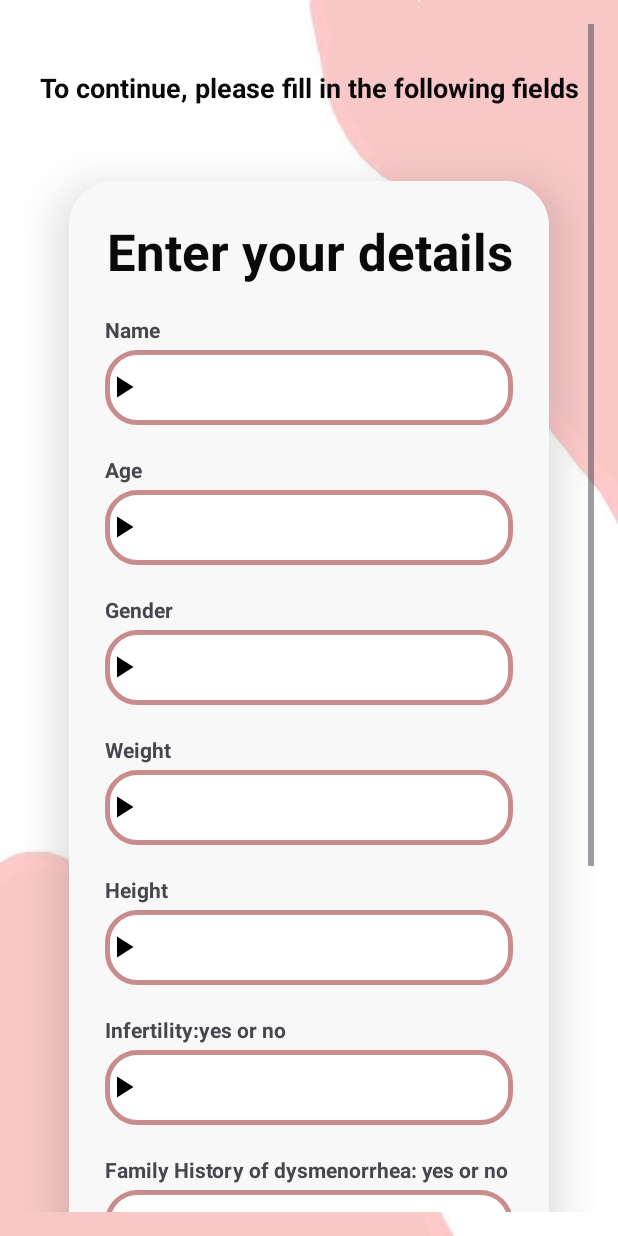
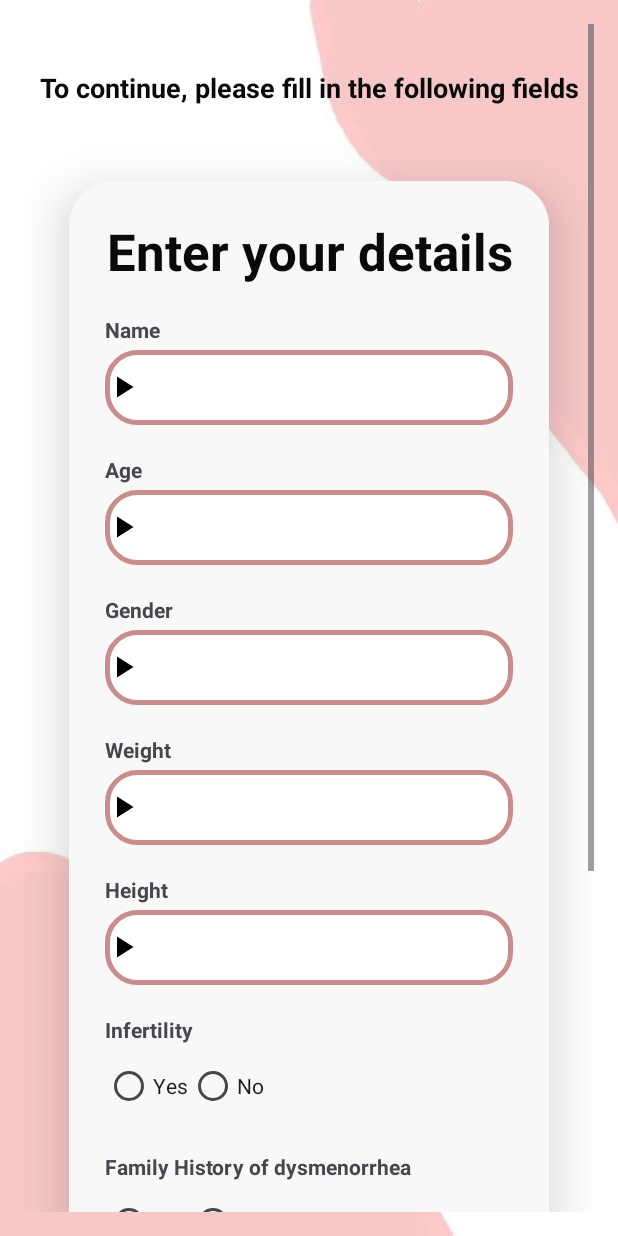
Before and after one commit to anaisabel112/DysmenorrheaApp, an Android app: the MaininformationActivity screen opened directly, with no data from a screen before it, on a phone screen of 412 x 824 dp. Run offline under Robolectric (Android 15) with nearby library versions, the phone set to English and light mode, and no system bars.

Commit message:
cambiar a chekbox

```diff
--- a/app/src/main/java/com/example/login/MaininformationActivity.java
+++ b/app/src/main/java/com/example/login/MaininformationActivity.java
@@ -6,6 +6,8 @@ import android.os.Bundle;
 import android.util.Log;
 import android.widget.Button;
 import android.widget.EditText;
+import android.widget.RadioButton;
+import android.widget.RadioGroup;
 import android.widget.Toast;
 
 import androidx.appcompat.app.AppCompatActivity;
@@ -22,39 +24,61 @@ import java.util.Scanner;
 
 public class MaininformationActivity extends AppCompatActivity {
     // Declare UI components and variables
-    private EditText editName, editAge, editGender, editWeight, editHeight,
-            editInfertility, editFamilyHistory, editAgeAtMenarche, editNulliparity;
+    private EditText editName, editAge, editGender, editWeight, editHeight,editAgeAtMenarche;
+
+    private RadioGroup radioGroupInfertility, radioGroupFamilyHistory, radioGroupNulliparity;
+
+
     private Button btnContinue4;
     private String dni;
 
     @Override
     protected void onCreate(Bundle savedInstanceState) {
         super.onCreate(savedInstanceState);
+        Log.d("MaininformationActivity", "onCreate called");
         AppCompatDelegate.setDefaultNightMode(AppCompatDelegate.MODE_NIGHT_NO);// Force light mode, for color problem
         setContentView(R.layout.maininformation);
 
         // Connect the UI elements to their respective fields in the layout
         editName = findViewById(R.id.editName);
+        if (editName == null) {
+            Log.e("MaininformationActivity", "editTextName is null");
+        }
         editAge = findViewById(R.id.editAge);
+        if (editAge == null) {
+            Log.e("MaininformationActivity", "editTextAge is null");
+        }
         editGender = findViewById(R.id.editGender);
+        if (editGender == null) {
+            Log.e("MaininformationActivity", "editGender is null");
+        }
         editWeight = findViewById(R.id.editWeight);
+        if (editWeight == null) {
+            Log.e("MaininformationActivity", "editWeight is null");
+        }
         editHeight = findViewById(R.id.editHeight);
-        editInfertility = findViewById(R.id.editInfertility);
-        editFamilyHistory = findViewById(R.id.editFamilyHistory);
+        if (editHeight == null) {
+            Log.e("MaininformationActivity", "editTHeight is null");
+        }
+        radioGroupInfertility = findViewById(R.id.radioGroupInfertility);
+        radioGroupFamilyHistory = findViewById(R.id.radioGroupFamilyHistory);
         editAgeAtMenarche = findViewById(R.id.editAgeAtMenarche);
-        editNulliparity = findViewById(R.id.editNulliparity);
+        radioGroupNulliparity = findViewById(R.id.radioGroupNulliparity);
         btnContinue4 = findViewById(R.id.btnContinue4);
 
         // Get the 'dni' passed from the previous activity
         dni = getIntent().getStringExtra("dni");
+
 
         // Load any existing user data from the file
         loadUserData();
 
         // Set the action for the continue button
         btnContinue4.setOnClickListener(v -> {
+
             // Validate input fields before saving
             if (validateFields()) {
+
                 saveUserData(); // Save the data if all fields are valid
                 // Navigate to the next activity
                 Intent intent = new Intent(MaininformationActivity.this, MainButtonsActivity.class);
@@ -79,10 +103,10 @@ public class MaininformationActivity extends AppCompatActivity {
                 !editGender.getText().toString().trim().isEmpty() &&
                 !editWeight.getText().toString().trim().isEmpty() &&
                 !editHeight.getText().toString().trim().isEmpty() &&
-                !editInfertility.getText().toString().trim().isEmpty() &&
-                !editFamilyHistory.getText().toString().trim().isEmpty() &&
+                radioGroupInfertility.getCheckedRadioButtonId() != -1 &&
+                radioGroupFamilyHistory.getCheckedRadioButtonId() != -1 &&
                 !editAgeAtMenarche.getText().toString().trim().isEmpty() &&
-                !editNulliparity.getText().toString().trim().isEmpty();
+                radioGroupNulliparity.getCheckedRadioButtonId() != -1;
     }
 
     /**
@@ -95,17 +119,19 @@ public class MaininformationActivity extends AppCompatActivity {
             File file = new File(getFilesDir(), dni + ".json");
             // Read the existing data if the file exists, otherwise create a new JSON object
             JSONObject userJson = file.exists() ? new JSONObject(readFile(file)) : new JSONObject();
-
+            String infertility = ((RadioButton) findViewById(radioGroupInfertility.getCheckedRadioButtonId())).getText().toString();
+            String familyHistory = ((RadioButton) findViewById(radioGroupFamilyHistory.getCheckedRadioButtonId())).getText().toString();
+            String nulliparity = ((RadioButton) findViewById(radioGroupNulliparity.getCheckedRadioButtonId())).getText().toString();
             // Add the user data to the JSON object
             userJson.put("name", editName.getText().toString().trim());
             userJson.put("age", editAge.getText().toString().trim());
             userJson.put("gender", editGender.getText().toString().trim());
             userJson.put("weight", editWeight.getText().toString().trim());
             userJson.put("height", editHeight.getText().toString().trim());
-            userJson.put("infertility", editInfertility.getText().toString().trim());
-            userJson.put("family_history", editFamilyHistory.getText().toString().trim());
+            userJson.put("infertility", infertility);
+            userJson.put("family_history", familyHistory);
             userJson.put("age_at_menarche", editAgeAtMenarche.getText().toString().trim());
-            userJson.put("nulliparity", editNulliparity.getText().toString().trim());
+            userJson.put("nulliparity", nulliparity);
 
             // Remove incorrect or outdated field names
             userJson.remove("family history");
@@ -157,6 +183,7 @@ public class MaininformationActivity extends AppCompatActivity {
      */
     private void loadUserData() {
         if (dni == null || dni.isEmpty()) {
+
             // Show an error message if the DNI is invalid
             Toast.makeText(this, getString(R.string.dninotfound), Toast.LENGTH_SHORT).show();
             return;
@@ -169,6 +196,8 @@ public class MaininformationActivity extends AppCompatActivity {
         if (file.exists()) {
             try {
                 JSONObject userJson = new JSONObject(readFile(file));
+                Log.d("MaininformationActivity", "Datos cargados del archivo: " + userJson.toString());
+
 
                 // Set the EditText fields with the loaded data
                 editName.setText(userJson.optString("name", ""));
@@ -176,10 +205,25 @@ public class MaininformationActivity extends AppCompatActivity {
                 editGender.setText(userJson.optString("gender", ""));
                 editWeight.setText(userJson.optString("weight", ""));
                 editHeight.setText(userJson.optString("height", ""));
-                editInfertility.setText(userJson.optString("infertility", ""));
-                editFamilyHistory.setText(userJson.optString("family_history", ""));
+                String infertility = userJson.optString("infertility", "");
+                if (infertility.equalsIgnoreCase("Yes")) {
+                    radioGroupInfertility.check(R.id.radioInfertilityYes);
+                } else if (infertility.equalsIgnoreCase("No")) {
+                    radioGroupInfertility.check(R.id.radioInfertilityNo);
+                }
+                String familyHistory = userJson.optString("family_history", "");
+                if (familyHistory.equalsIgnoreCase("Yes")) {
+                    radioGroupFamilyHistory.check(R.id.radioFamilyHistoryYes);
+                } else if (familyHistory.equalsIgnoreCase("No")) {
+                    radioGroupFamilyHistory.check(R.id.radioFamilyHistoryNo);
+                }
                 editAgeAtMenarche.setText(userJson.optString("age_at_menarche", ""));
-                editNulliparity.setText(userJson.optString("nulliparity", ""));
+                String nulliparity = userJson.optString("nulliparity", "");
+                if (nulliparity.equalsIgnoreCase("Yes")) {
+                    radioGroupNulliparity.check(R.id.radioNulliparityYes);
+                } else if (nulliparity.equalsIgnoreCase("No")) {
+                    radioGroupNulliparity.check(R.id.radioNulliparityNo);
+                }
 
                 Log.d("MaininformationActivity", "User data loaded successfully for DNI: " + dni);
             } catch (Exception e) {
--- a/app/src/main/res/layout/cycleinformation1.xml
+++ b/app/src/main/res/layout/cycleinformation1.xml
@@ -72,6 +72,7 @@
                     android:layout_height="50dp"
                     android:layout_marginTop="20dp"
                     android:background="@drawable/custom_edittext"
+                    android:inputType="date"
                     android:drawableLeft="@drawable/baseline_play_arrow_24"
                     android:drawablePadding="8dp"
                     android:ems="10"
--- a/app/src/main/res/layout/maininformation.xml
+++ b/app/src/main/res/layout/maininformation.xml
@@ -90,6 +90,7 @@
                     android:background="@drawable/custom_edittext"
                     android:drawableLeft="@drawable/baseline_play_arrow_24"
                     android:drawablePadding="8dp"
+                    android:inputType="number"
                     android:textColor="@color/black"
                     android:textColorHint="@color/cardview_dark_background" />
 
@@ -131,6 +132,7 @@
                     android:background="@drawable/custom_edittext"
                     android:drawableLeft="@drawable/baseline_play_arrow_24"
                     android:drawablePadding="8dp"
+                    android:inputType="number"
                     android:textColor="@color/black"
                     android:textColorHint="@color/cardview_dark_background" />
 
@@ -149,6 +151,7 @@
                     android:background="@drawable/custom_edittext"
                     android:drawableLeft="@drawable/baseline_play_arrow_24"
                     android:drawablePadding="8dp"
+                    android:inputType="number"
                     android:textColor="@color/black"
                     android:textColorHint="@color/cardview_dark_background" />
 
@@ -160,15 +163,23 @@
                     android:layout_marginTop="20dp"
                     android:layout_marginBottom="4dp"/>
 
-                <EditText
-                    android:id="@+id/editInfertility"
+                <RadioGroup
+                    android:id="@+id/radioGroupInfertility"
                     android:layout_width="match_parent"
-                    android:layout_height="50dp"
-                    android:background="@drawable/custom_edittext"
-                    android:drawableLeft="@drawable/baseline_play_arrow_24"
-                    android:drawablePadding="8dp"
-                    android:textColor="@color/black"
-                    android:textColorHint="@color/cardview_dark_background" />
+                    android:layout_height="wrap_content"
+                    android:orientation="horizontal">
+                    <RadioButton
+                        android:id="@+id/radioInfertilityYes"
+                        android:layout_width="wrap_content"
+                        android:layout_height="wrap_content"
+                        android:text="@string/Yes" />
+                    <RadioButton
+                        android:id="@+id/radioInfertilityNo"
+                        android:layout_width="wrap_content"
+                        android:layout_height="wrap_content"
+                        android:text="@string/No" />
+                </RadioGroup>
+
                 <TextView
                     android:layout_width="wrap_content"
                     android:layout_height="wrap_content"
@@ -177,15 +188,23 @@
                     android:layout_marginTop="20dp"
                     android:layout_marginBottom="4dp"/>
 
-                <EditText
-                    android:id="@+id/editFamilyHistory"
+                <RadioGroup
+                    android:id="@+id/radioGroupFamilyHistory"
                     android:layout_width="match_parent"
-                    android:layout_height="50dp"
-                    android:background="@drawable/custom_edittext"
-                    android:drawableLeft="@drawable/baseline_play_arrow_24"
-                    android:drawablePadding="8dp"
-                    android:textColor="@color/black"
-                    android:textColorHint="@color/cardview_dark_background" />
+                    android:layout_height="wrap_content"
+                    android:orientation="horizontal">
+                    <RadioButton
+                        android:id="@+id/radioFamilyHistoryYes"
+                        android:layout_width="wrap_content"
+                        android:layout_height="wrap_content"
+                        android:text="@string/Yes" />
+                    <RadioButton
+                        android:id="@+id/radioFamilyHistoryNo"
+                        android:layout_width="wrap_content"
+                        android:layout_height="wrap_content"
+                        android:text="@string/No" />
+                </RadioGroup>
+
                 <TextView
                     android:layout_width="wrap_content"
                     android:layout_height="wrap_content"
@@ -201,6 +220,7 @@
                     android:background="@drawable/custom_edittext"
                     android:drawableLeft="@drawable/baseline_play_arrow_24"
                     android:drawablePadding="8dp"
+                    android:inputType="number"
                     android:textColor="@color/black"
                     android:textColorHint="@color/cardview_dark_background" />
 
@@ -212,19 +232,24 @@
                     android:layout_marginTop="20dp"
                     android:layout_marginBottom="4dp"/>
 
-                <EditText
-                    android:id="@+id/editNulliparity"
+                <RadioGroup
+                    android:id="@+id/radioGroupNulliparity"
                     android:layout_width="match_parent"
-                    android:layout_height="50dp"
-                    android:background="@drawable/custom_edittext"
-                    android:drawableLeft="@drawable/baseline_play_arrow_24"
-                    android:drawablePadding="8dp"
-                    android:textColor="@color/black"
-                    android:textColorHint="@color/cardview_dark_background" />
+                    android:layout_height="wrap_content"
+                    android:orientation="horizontal">
+                    <RadioButton
+                        android:id="@+id/radioNulliparityYes"
+                        android:layout_width="wrap_content"
+                        android:layout_height="wrap_content"
+                        android:text="@string/Yes" />
+                    <RadioButton
+                        android:id="@+id/radioNulliparityNo"
+                        android:layout_width="wrap_content"
+                        android:layout_height="wrap_content"
+                        android:text="@string/No" />
+                </RadioGroup>
 
-                <!-- Repite lo mismo para los siguientes: Height, Infertility, Family History, Age at Menarche, Nulliparity -->
 
-                <!-- Botón -->
                 <Button
                     android:id="@+id/btnContinue4"
                     android:layout_width="match_parent"
--- a/app/src/main/res/values/strings.xml
+++ b/app/src/main/res/values/strings.xml
@@ -20,10 +20,10 @@
     <string name="gender">Gender</string>
     <string name="weight">Weight</string>
     <string name="height">Height</string>
-    <string name="infertility">Infertility:yes or no</string>
-    <string name="Familyhistoryofdysmenorrhea">Family History of dysmenorrhea: yes or no</string>
+    <string name="infertility">Infertility</string>
+    <string name="Familyhistoryofdysmenorrhea">Family History of dysmenorrhea</string>
     <string name="ageatmenarche">Age at menarche</string>
-    <string name="Nulliparity">Nulliparity: yes or no</string>
+    <string name="Nulliparity">Nulliparity</string>
     <string name="editinformation">Edit information</string>
     <string name="addmenstrualcycle">Add Menstrual Cycle</string>
     <string name="menstrualcycles">Menstrual Cycles:</string>
@@ -47,7 +47,7 @@
     <string name="treatments">Treatments</string>
     <string name="oralcontraceptives">Oral contraceptives</string>
     <string name="nonstreroideal">Nonstreroideal anti-inflammatory</string>
-    <string name="transcutaneouselectricalnerve">Transcutaneous elecrtical nerve</string>
+    <string name="transcutaneouselectricalnerve">Transcutaneous electrical nerve</string>
     <string name="heattherapy">Heat therapy</string>
     <string name="acupressure">Acupressure</string>
     <string name="acupuncture">Acupuncture</string>
@@ -64,6 +64,9 @@
     <string name="userexists">The user with this ID already exists</string>
     <string name="userregistered">User successfully registered</string>
     <string name="usererror">Registration error</string>
+    <string name="Yes">Yes</string>
+    <string name="No">No</string>
+
 
 
 
```
Also changed, not shown: 2 other files.
